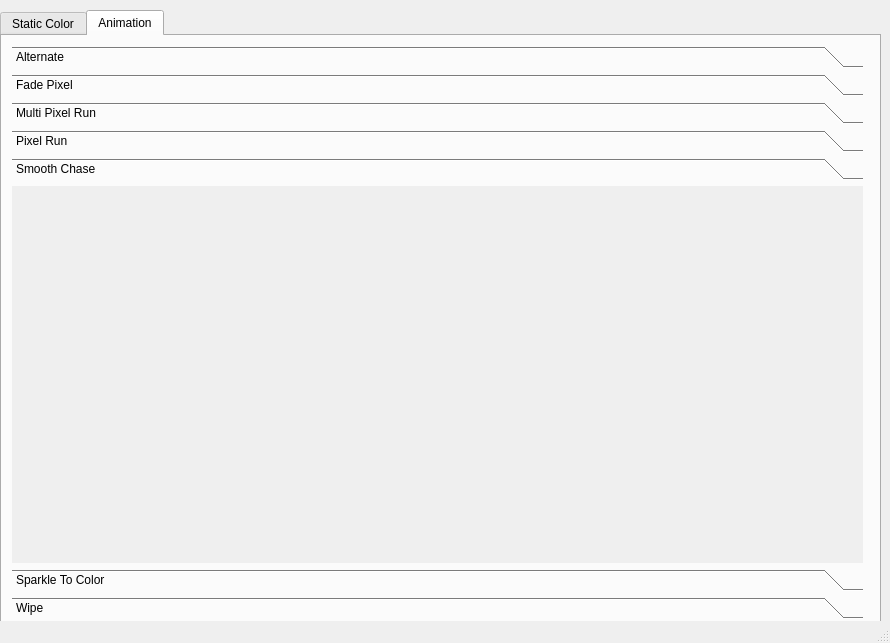
Above: GUI/LEDProj_GUI/mainwindow.ui from AnimatedLEDStrip/AnimatedLEDStripCppArduino before the change. Below: the same form after it.
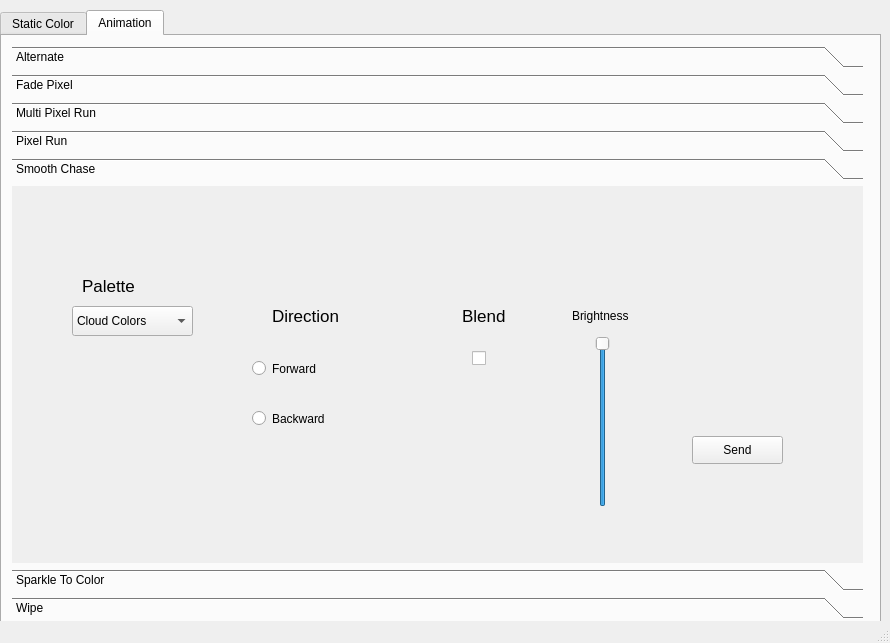
That is the form after the change. The open tabs and pages were chosen to show the change.

The edit to the form file:
```diff
--- a/GUI/LEDProj_GUI/mainwindow.ui
+++ b/GUI/LEDProj_GUI/mainwindow.ui
@@ -1094,6 +1094,194 @@
        <attribute name="label">
         <string>Smooth Chase</string>
        </attribute>
+       <widget class="QLabel" name="label_28">
+        <property name="geometry">
+         <rect>
+          <x>70</x>
+          <y>90</y>
+          <width>62</width>
+          <height>20</height>
+         </rect>
+        </property>
+        <property name="font">
+         <font>
+          <pointsize>13</pointsize>
+         </font>
+        </property>
+        <property name="text">
+         <string>Palette</string>
+        </property>
+       </widget>
+       <widget class="QComboBox" name="comboBox">
+        <property name="geometry">
+         <rect>
+          <x>60</x>
+          <y>120</y>
+          <width>121</width>
+          <height>30</height>
+         </rect>
+        </property>
+        <item>
+         <property name="text">
+          <string>Cloud Colors</string>
+         </property>
+        </item>
+        <item>
+         <property name="text">
+          <string>Forest Colors</string>
+         </property>
+        </item>
+        <item>
+         <property name="text">
+          <string>Heat Colors</string>
+         </property>
+        </item>
+        <item>
+         <property name="text">
+          <string>Lava Colors</string>
+         </property>
+        </item>
+        <item>
+         <property name="text">
+          <string>Ocean Colors</string>
+         </property>
+        </item>
+        <item>
+         <property name="text">
+          <string>Party Colors</string>
+         </property>
+        </item>
+        <item>
+         <property name="text">
+          <string>Rainbow Colors</string>
+         </property>
+        </item>
+        <item>
+         <property name="text">
+          <string>Rainbow Stripe Colors</string>
+         </property>
+        </item>
+       </widget>
+       <widget class="QLabel" name="label_29">
+        <property name="geometry">
+         <rect>
+          <x>260</x>
+          <y>120</y>
+          <width>81</width>
+          <height>20</height>
+         </rect>
+        </property>
+        <property name="font">
+         <font>
+          <pointsize>13</pointsize>
+         </font>
+        </property>
+        <property name="text">
+         <string>Direction</string>
+        </property>
+       </widget>
+       <widget class="QRadioButton" name="radioButton_9">
+        <property name="geometry">
+         <rect>
+          <x>240</x>
+          <y>170</y>
+          <width>109</width>
+          <height>25</height>
+         </rect>
+        </property>
+        <property name="text">
+         <string>Forward</string>
+        </property>
+       </widget>
+       <widget class="QRadioButton" name="radioButton_10">
+        <property name="geometry">
+         <rect>
+          <x>240</x>
+          <y>220</y>
+          <width>109</width>
+          <height>25</height>
+         </rect>
+        </property>
+        <property name="text">
+         <string>Backward</string>
+        </property>
+       </widget>
+       <widget class="QLabel" name="label_30">
+        <property name="geometry">
+         <rect>
+          <x>560</x>
+          <y>120</y>
+          <width>81</width>
+          <height>20</height>
+         </rect>
+        </property>
+        <property name="text">
+         <string>Brightness</string>
+        </property>
+       </widget>
+       <widget class="QSlider" name="verticalSlider_9">
+        <property name="geometry">
+         <rect>
+          <x>570</x>
+          <y>150</y>
+          <width>41</width>
+          <height>171</height>
+         </rect>
+        </property>
+        <property name="maximum">
+         <number>255</number>
+        </property>
+        <property name="value">
+         <number>255</number>
+        </property>
+        <property name="orientation">
+         <enum>Qt::Vertical</enum>
+        </property>
+       </widget>
+       <widget class="QLabel" name="label_31">
+        <property name="geometry">
+         <rect>
+          <x>450</x>
+          <y>120</y>
+          <width>62</width>
+          <height>20</height>
+         </rect>
+        </property>
+        <property name="font">
+         <font>
+          <pointsize>13</pointsize>
+         </font>
+        </property>
+        <property name="text">
+         <string>Blend</string>
+        </property>
+       </widget>
+       <widget class="QCheckBox" name="checkBox_5">
+        <property name="geometry">
+         <rect>
+          <x>460</x>
+          <y>160</y>
+          <width>93</width>
+          <height>25</height>
+         </rect>
+        </property>
+        <property name="text">
+         <string/>
+        </property>
+       </widget>
+       <widget class="QPushButton" name="pushButton_9">
+        <property name="geometry">
+         <rect>
+          <x>680</x>
+          <y>250</y>
+          <width>91</width>
+          <height>28</height>
+         </rect>
+        </property>
+        <property name="text">
+         <string>Send</string>
+        </property>
+       </widget>
       </widget>
       <widget class="QWidget" name="page_7">
        <property name="geometry">
```
Left out of the diff: 1761 changed lines with no effect on the pictures.
